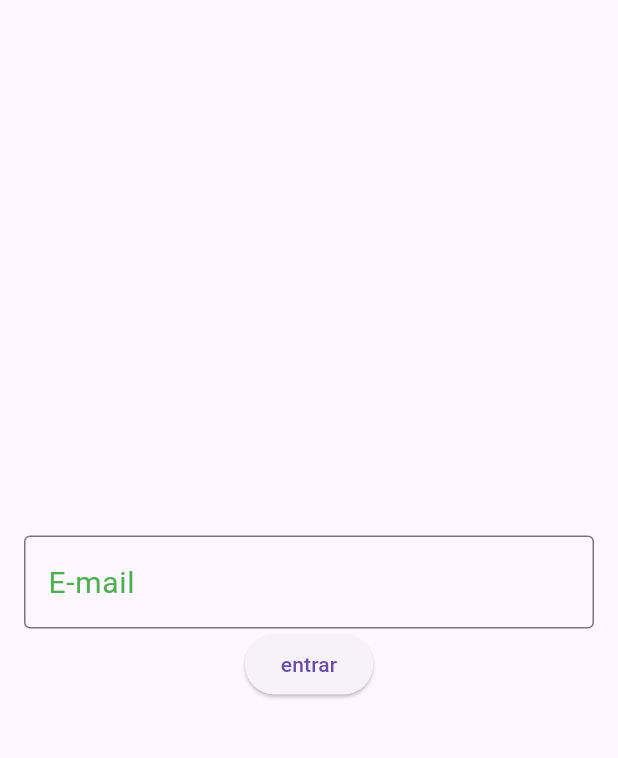
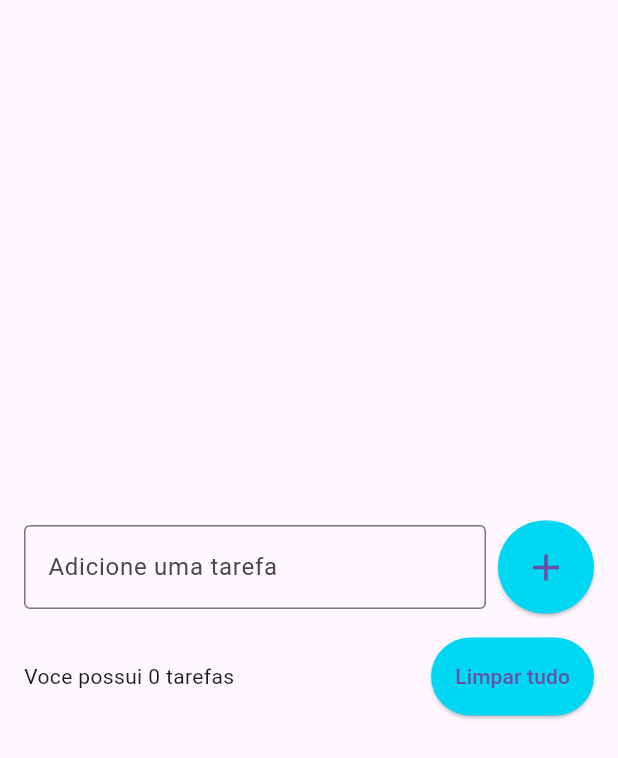
Before and after one commit to Jeanlucascastro/Lista, a Flutter app: the screen it shows after launch, on a phone screen of 412 x 824 dp. Shown: the top 758 px of the screen. Run offline on Flutter 3.47's test engine with Material 3 defaults, Android fonts, the light colour scheme and no system bars.

Commit message:
Input and buttons

```diff
--- a/lib/pages/todo_lista_page.dart
+++ b/lib/pages/todo_lista_page.dart
@@ -2,62 +2,62 @@ import 'package:flutter/material.dart';
 
 
 class TodoListPage extends StatelessWidget {
-  TodoListPage({super.key});
-
-  final TextEditingController emailController = TextEditingController();
+  const TodoListPage({super.key});
 
   @override
   Widget build(BuildContext context) {
     return Scaffold(
       body: Center(
       child: Padding(
-          padding: const EdgeInsets.all(16),
+        padding: const EdgeInsets.symmetric(horizontal: 16),
         child: Column(
           mainAxisSize: MainAxisSize.min,
           children: [
-              TextField(
-                controller: emailController,
+            Row(
+              children: [
+                Expanded(
+                  child: TextField(
                     decoration: InputDecoration(
-                  labelText: 'E-mail',
-                  hintText: 'exemplo@gmail.corm',
                         border: OutlineInputBorder(),
-                  prefixText: 'R\$ ',
-                  suffixText: 'cm',
-                  labelStyle: TextStyle(
-                    fontSize: 20,
-                    color: Colors.green
+                        labelText: 'Adicione uma tarefa'
+                    ),
+                  ),
+                ),
+
+                SizedBox(width: 8),
+                ElevatedButton(
+                    onPressed: () {},
+                    style: ElevatedButton.styleFrom(
+                    backgroundColor: Color(0xff00d7f3),
+                    padding: EdgeInsets.all(16)
+                  ),
+                    child: Icon(
+                      Icons.add,
+                      size: 30,
+                    ),
                 )
+              ],
             ),
-                obscureText: false,
-                keyboardType: TextInputType.datetime,
-                style: TextStyle(
-                  fontSize: 20,
-                  color: Colors.green
+            SizedBox(height: 16,),
+            Row(
+            children: [
+              Expanded(
+                  child: Text('Voce possui 0 tarefas')
               ),
-                onChanged: onChanged,
-                onSubmitted: onSubmitted,
+              SizedBox(width: 8),
+              ElevatedButton(onPressed: () {},
+                  style: ElevatedButton.styleFrom(
+                      backgroundColor: Color(0xff00d7f3),
+                      padding: EdgeInsets.all(16)
                   ),
-              ElevatedButton(onPressed: login, child: Text('entrar'))
+                  child: Text('Limpar tudo')
+              )
+            ],
+            )
           ],
         ),
       ),
-      )
+      ),
     );
   }
-
-  void login() {
-    String text = emailController.text;
-    print(text);
-    emailController.clear();
-    emailController.text = 'entrar';
-    print(text);
 }
-
-  void onChanged(String text) {
-  // print(text);
-  }
-
-  void onSubmitted(String text) {
-    print(text);
-  }
-}
```
Lines whose indentation alone changed are shown as unchanged.
